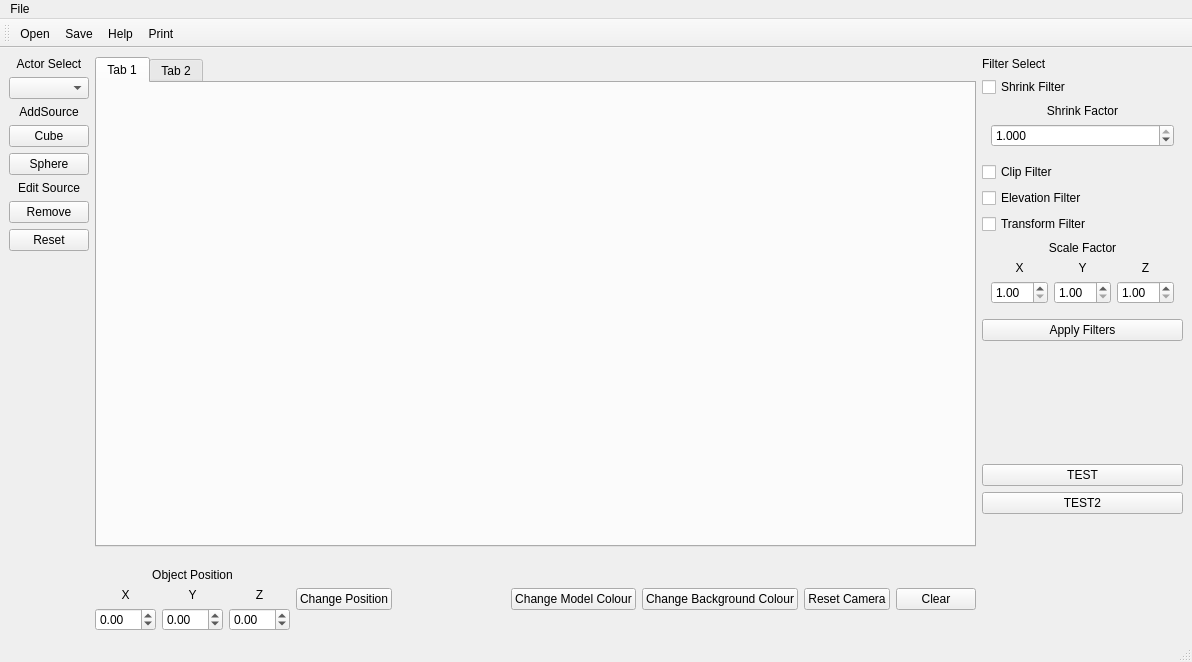
Qt form Current_Working_Program/mainwindow.ui (ejagombar/2021_Group_3) before a commit.
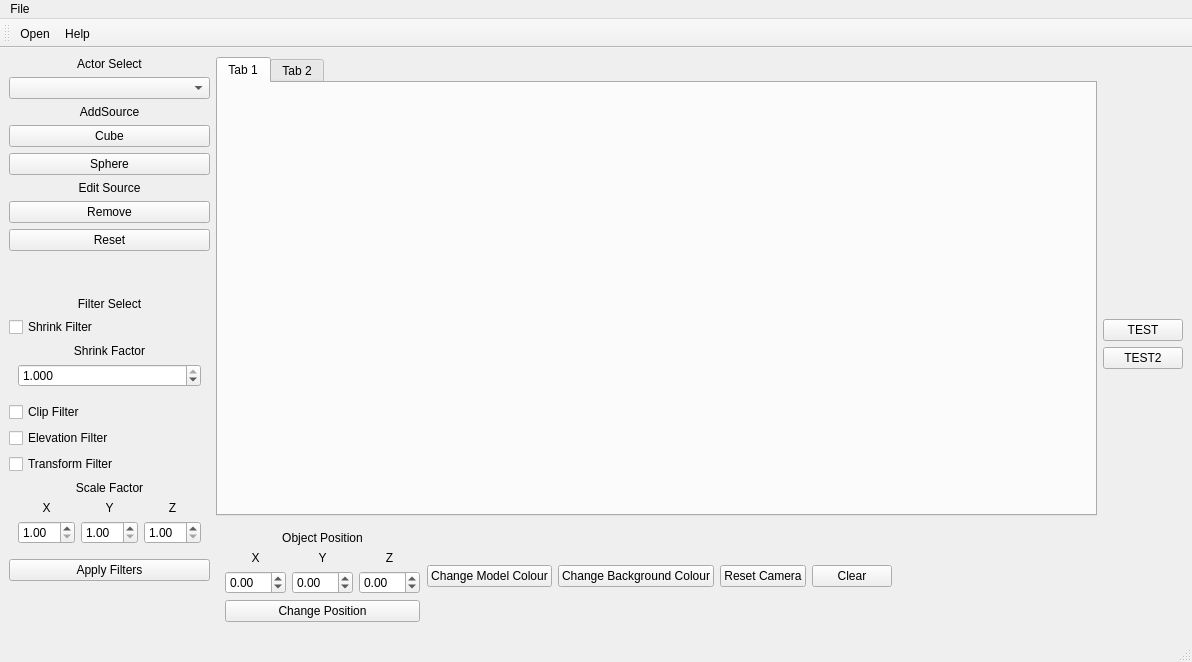
The same form after that commit. Icons and pictures are not drawn. Custom widgets are drawn as their Qt base class.

What changed in the file:
```diff
--- a/Current_Working_Program/mainwindow.ui
+++ b/Current_Working_Program/mainwindow.ui
@@ -17,6 +17,9 @@
    <layout class="QHBoxLayout" name="horizontalLayout_2">
     <item>
      <layout class="QVBoxLayout" name="verticalLayout_Actor_Section">
+      <property name="bottomMargin">
+       <number>9</number>
+      </property>
       <item>
        <widget class="QLabel" name="Lbl_Actor">
         <property name="text">
@@ -90,6 +93,9 @@
         <property name="orientation">
          <enum>Qt::Vertical</enum>
         </property>
+        <property name="sizeType">
+         <enum>QSizePolicy::Maximum</enum>
+        </property>
         <property name="sizeHint" stdset="0">
          <size>
           <width>20</width>
@@ -98,208 +104,14 @@
         </property>
        </spacer>
       </item>
-     </layout>
-    </item>
-    <item>
-     <layout class="QVBoxLayout" name="verticalLayout_VTK_Widget">
-      <item>
-       <widget class="QTabWidget" name="tabWidget">
-        <property name="currentIndex">
-         <number>0</number>
-        </property>
-        <widget class="QWidget" name="tab">
-         <attribute name="title">
-          <string>Tab 1</string>
-         </attribute>
-         <layout class="QHBoxLayout" name="horizontalLayout_5">
-          <item>
-           <widget class="QVTKOpenGLWidget" name="qvtkWidget_Tab1" native="true">
-            <property name="minimumSize">
-             <size>
-              <width>600</width>
-              <height>400</height>
-             </size>
-            </property>
-           </widget>
-          </item>
-         </layout>
-        </widget>
-        <widget class="QWidget" name="tab_2">
-         <attribute name="title">
-          <string>Tab 2</string>
-         </attribute>
-         <layout class="QHBoxLayout" name="horizontalLayout_6">
-          <item>
-           <widget class="QVTKOpenGLWidget" name="qvtkWidget_Tab2" native="true"/>
-          </item>
-         </layout>
-        </widget>
-       </widget>
-      </item>
-      <item>
-       <layout class="QHBoxLayout" name="horizontalLayout_Object_And_Project">
-        <property name="topMargin">
-         <number>15</number>
-        </property>
-        <item>
-         <layout class="QHBoxLayout" name="horizontalLayout_Position">
-          <property name="rightMargin">
-           <number>0</number>
-          </property>
-          <item>
-           <layout class="QVBoxLayout" name="verticalLayout_Position">
-            <property name="rightMargin">
-             <number>0</number>
-            </property>
-            <item>
-             <widget class="QLabel" name="Lbl_Position">
-              <property name="text">
-               <string>Object Position</string>
-              </property>
-              <property name="alignment">
-               <set>Qt::AlignCenter</set>
-              </property>
-             </widget>
-            </item>
-            <item>
-             <layout class="QHBoxLayout" name="horizontalLayout_Position_Spin_Boxes">
-              <item>
-               <layout class="QVBoxLayout" name="verticalLayout_Spinbox_X">
-                <item>
-                 <widget class="QLabel" name="Lbl_X_Position">
-                  <property name="text">
-                   <string>X</string>
-                  </property>
-                  <property name="alignment">
-                   <set>Qt::AlignCenter</set>
-                  </property>
-                 </widget>
-                </item>
-                <item>
-                 <widget class="QDoubleSpinBox" name="doubleSpinBox_X">
-                  <property name="minimum">
-                   <double>-99.989999999999995</double>
-                  </property>
-                 </widget>
-                </item>
-               </layout>
-              </item>
-              <item>
-               <layout class="QVBoxLayout" name="verticalLayout_Spinbox_Y">
-                <property name="rightMargin">
-                 <number>0</number>
-                </property>
-                <item>
-                 <widget class="QLabel" name="Lbl_Y_Position">
-                  <property name="text">
-                   <string>Y</string>
-                  </property>
-                  <property name="alignment">
-                   <set>Qt::AlignCenter</set>
-                  </property>
-                 </widget>
-                </item>
-                <item>
-                 <widget class="QDoubleSpinBox" name="doubleSpinBox_Y">
-                  <property name="minimum">
-                   <double>-99.989999999999995</double>
-                  </property>
-                 </widget>
-                </item>
-               </layout>
-              </item>
-              <item>
-               <layout class="QVBoxLayout" name="verticalLayout_Spinbox_X_2">
-                <item>
-                 <widget class="QLabel" name="Lbl_Z_Position">
-                  <property name="text">
-                   <string>Z</string>
-                  </property>
-                  <property name="alignment">
-                   <set>Qt::AlignCenter</set>
-                  </property>
-                 </widget>
-                </item>
-                <item>
-                 <widget class="QDoubleSpinBox" name="doubleSpinBox_Z">
-                  <property name="minimum">
-                   <double>-99.989999999999995</double>
-                  </property>
-                 </widget>
-                </item>
-               </layout>
-              </item>
-             </layout>
-            </item>
-           </layout>
-          </item>
-          <item>
-           <widget class="QPushButton" name="Btn_Position">
-            <property name="text">
-             <string>Change Position</string>
-            </property>
-           </widget>
-          </item>
-         </layout>
-        </item>
-        <item>
-         <spacer name="horizontalSpacer">
-          <property name="orientation">
-           <enum>Qt::Horizontal</enum>
-          </property>
-          <property name="sizeHint" stdset="0">
-           <size>
-            <width>40</width>
-            <height>20</height>
-           </size>
-          </property>
-         </spacer>
-        </item>
-        <item>
-         <widget class="QPushButton" name="Btn_Model_Colour">
-          <property name="text">
-           <string>Change Model Colour</string>
-          </property>
-         </widget>
-        </item>
-        <item>
-         <widget class="QPushButton" name="Btn_Change_Background">
-          <property name="text">
-           <string>Change Background Colour</string>
-          </property>
-         </widget>
-        </item>
-        <item>
-         <widget class="QPushButton" name="Btn_Camera_Reset">
-          <property name="text">
-           <string>Reset Camera</string>
-          </property>
-         </widget>
-        </item>
-        <item>
-         <widget class="QPushButton" name="Btn_Clear">
-          <property name="text">
-           <string>Clear</string>
-          </property>
-         </widget>
-        </item>
-       </layout>
-      </item>
-     </layout>
-    </item>
-    <item>
-     <layout class="QVBoxLayout" name="verticalLayout_Filters">
-      <property name="sizeConstraint">
-       <enum>QLayout::SetDefaultConstraint</enum>
-      </property>
-      <property name="leftMargin">
-       <number>0</number>
-      </property>
       <item>
        <widget class="QLabel" name="Lbl_Filter">
         <property name="text">
          <string>Filter Select</string>
         </property>
+        <property name="alignment">
+         <set>Qt::AlignCenter</set>
+        </property>
        </widget>
       </item>
       <item>
@@ -477,6 +289,218 @@
        </widget>
       </item>
       <item>
+       <spacer name="verticalSpacer_7">
+        <property name="orientation">
+         <enum>Qt::Vertical</enum>
+        </property>
+        <property name="sizeHint" stdset="0">
+         <size>
+          <width>20</width>
+          <height>40</height>
+         </size>
+        </property>
+       </spacer>
+      </item>
+     </layout>
+    </item>
+    <item>
+     <layout class="QVBoxLayout" name="verticalLayout_VTK_Widget">
+      <item>
+       <widget class="QTabWidget" name="tabWidget">
+        <property name="currentIndex">
+         <number>0</number>
+        </property>
+        <widget class="QWidget" name="tab">
+         <attribute name="title">
+          <string>Tab 1</string>
+         </attribute>
+         <layout class="QHBoxLayout" name="horizontalLayout_5">
+          <item>
+           <widget class="QVTKOpenGLWidget" name="qvtkWidget_Tab1" native="true">
+            <property name="minimumSize">
+             <size>
+              <width>600</width>
+              <height>400</height>
+             </size>
+            </property>
+           </widget>
+          </item>
+         </layout>
+        </widget>
+        <widget class="QWidget" name="tab_2">
+         <attribute name="title">
+          <string>Tab 2</string>
+         </attribute>
+         <layout class="QHBoxLayout" name="horizontalLayout_6">
+          <item>
+           <widget class="QVTKOpenGLWidget" name="qvtkWidget_Tab2" native="true"/>
+          </item>
+         </layout>
+        </widget>
+       </widget>
+      </item>
+      <item>
+       <layout class="QHBoxLayout" name="horizontalLayout_Object_And_Project">
+        <property name="topMargin">
+         <number>0</number>
+        </property>
+        <item>
+         <widget class="QWidget" name="HorizontalWidget_Position" native="true">
+          <layout class="QHBoxLayout" name="horizontalLayout_Position">
+           <property name="rightMargin">
+            <number>1</number>
+           </property>
+           <item>
+            <layout class="QVBoxLayout" name="verticalLayout_Position">
+             <property name="rightMargin">
+              <number>0</number>
+             </property>
+             <item>
+              <widget class="QLabel" name="Lbl_Position">
+               <property name="text">
+                <string>Object Position</string>
+               </property>
+               <property name="alignment">
+                <set>Qt::AlignCenter</set>
+               </property>
+              </widget>
+             </item>
+             <item>
+              <layout class="QHBoxLayout" name="horizontalLayout_Position_Spin_Boxes">
+               <item>
+                <layout class="QVBoxLayout" name="verticalLayout_Spinbox_X">
+                 <item>
+                  <widget class="QLabel" name="Lbl_X_Position">
+                   <property name="text">
+                    <string>X</string>
+                   </property>
+                   <property name="alignment">
+                    <set>Qt::AlignCenter</set>
+                   </property>
+                  </widget>
+                 </item>
+                 <item>
+                  <widget class="QDoubleSpinBox" name="doubleSpinBox_X">
+                   <property name="minimum">
+                    <double>-99.989999999999995</double>
+                   </property>
+                  </widget>
+                 </item>
+                </layout>
+               </item>
+               <item>
+                <layout class="QVBoxLayout" name="verticalLayout_Spinbox_Y">
+                 <property name="rightMargin">
+                  <number>0</number>
+                 </property>
+                 <item>
+                  <widget class="QLabel" name="Lbl_Y_Position">
+                   <property name="text">
+                    <string>Y</string>
+                   </property>
+                   <property name="alignment">
+                    <set>Qt::AlignCenter</set>
+                   </property>
+                  </widget>
+                 </item>
+                 <item>
+                  <widget class="QDoubleSpinBox" name="doubleSpinBox_Y">
+                   <property name="minimum">
+                    <double>-99.989999999999995</double>
+                   </property>
+                  </widget>
+                 </item>
+                </layout>
+               </item>
+               <item>
+                <layout class="QVBoxLayout" name="verticalLayout_Spinbox_X_2">
+                 <item>
+                  <widget class="QLabel" name="Lbl_Z_Position">
+                   <property name="text">
+                    <string>Z</string>
+                   </property>
+                   <property name="alignment">
+                    <set>Qt::AlignCenter</set>
+                   </property>
+                  </widget>
+                 </item>
+                 <item>
+                  <widget class="QDoubleSpinBox" name="doubleSpinBox_Z">
+                   <property name="minimum">
+                    <double>-99.989999999999995</double>
+                   </property>
+                  </widget>
+                 </item>
+                </layout>
+               </item>
+              </layout>
+             </item>
+             <item>
+              <widget class="QPushButton" name="Btn_Position">
+               <property name="text">
+                <string>Change Position</string>
+               </property>
+              </widget>
+             </item>
+            </layout>
+           </item>
+          </layout>
+         </widget>
+        </item>
+        <item>
+         <widget class="QPushButton" name="Btn_Model_Colour">
+          <property name="text">
+           <string>Change Model Colour</string>
+          </property>
+         </widget>
+        </item>
+        <item>
+         <widget class="QPushButton" name="Btn_Change_Background">
+          <property name="text">
+           <string>Change Background Colour</string>
+          </property>
+         </widget>
+        </item>
+        <item>
+         <widget class="QPushButton" name="Btn_Camera_Reset">
+          <property name="text">
+           <string>Reset Camera</string>
+          </property>
+         </widget>
+        </item>
+        <item>
+         <widget class="QPushButton" name="Btn_Clear">
+          <property name="text">
+           <string>Clear</string>
+          </property>
+         </widget>
+        </item>
+        <item>
+         <spacer name="horizontalSpacer">
+          <property name="orientation">
+           <enum>Qt::Horizontal</enum>
+          </property>
+          <property name="sizeHint" stdset="0">
+           <size>
+            <width>40</width>
+            <height>20</height>
+           </size>
+          </property>
+         </spacer>
+        </item>
+       </layout>
+      </item>
+     </layout>
+    </item>
+    <item>
+     <layout class="QVBoxLayout" name="verticalLayout_Filters">
+      <property name="sizeConstraint">
+       <enum>QLayout::SetDefaultConstraint</enum>
+      </property>
+      <property name="leftMargin">
+       <number>0</number>
+      </property>
+      <item>
        <spacer name="verticalSpacer_3">
         <property name="orientation">
          <enum>Qt::Vertical</enum>
@@ -550,9 +574,7 @@
     <bool>false</bool>
    </attribute>
    <addaction name="actionFileOpen"/>
-   <addaction name="actionFileSave"/>
    <addaction name="actionHelp"/>
-   <addaction name="actionPrint"/>
   </widget>
   <action name="actionFileOpen">
    <property name="icon">
@@ -563,15 +585,6 @@
     <string>Open</string>
    </property>
   </action>
-  <action name="actionFileSave">
-   <property name="icon">
-    <iconset resource="Icons/icons.qrc">
-     <normaloff>:/Icons/filesave.png</normaloff>:/Icons/filesave.png</iconset>
-   </property>
-   <property name="text">
-    <string>Save</string>
-   </property>
-  </action>
   <action name="actionHelp">
    <property name="icon">
     <iconset resource="Icons/icons.qrc">
@@ -581,15 +594,6 @@
     <string>Help</string>
    </property>
   </action>
-  <action name="actionPrint">
-   <property name="icon">
-    <iconset resource="Icons/icons.qrc">
-     <normaloff>:/Icons/print.png</normaloff>:/Icons/print.png</iconset>
-   </property>
-   <property name="text">
-    <string>Print</string>
-   </property>
-  </action>
  </widget>
  <customwidgets>
   <customwidget>
```
Left out of the diff: 3 changed lines with no effect on the pictures.
